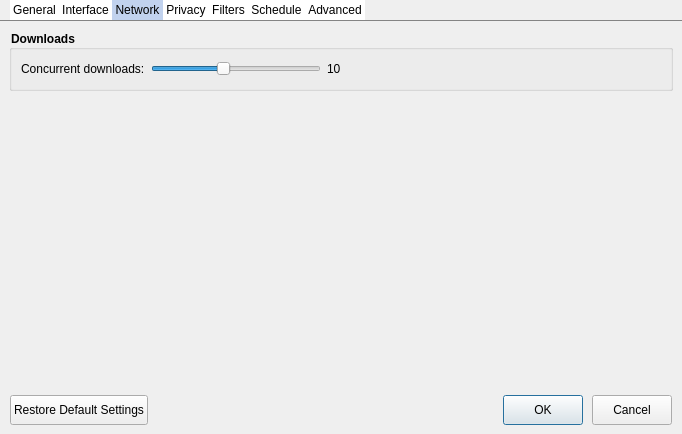
Qt form src/dialogs/preferencedialog.ui (setvisible/ArrowDL) before a commit.
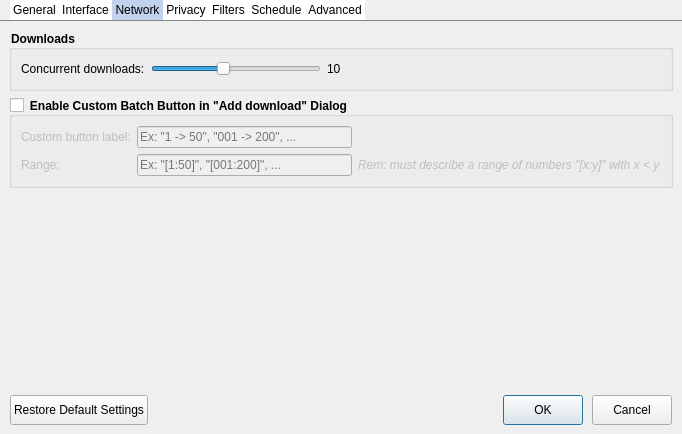
The same form after that commit. The open tabs and pages were chosen to show the change. Icons and pictures are not drawn. Custom widgets are drawn as their Qt base class.

Commit message: [Settings] Implement Custom Batch

```diff
--- a/src/dialogs/preferencedialog.ui
+++ b/src/dialogs/preferencedialog.ui
@@ -293,6 +293,61 @@
          </layout>
         </widget>
        </item>
+       <item>
+        <widget class="QGroupBox" name="customBatchGroupBox">
+         <property name="title">
+          <string>Enable Custom Batch Button in &quot;Add download&quot; Dialog</string>
+         </property>
+         <property name="checkable">
+          <bool>true</bool>
+         </property>
+         <property name="checked">
+          <bool>false</bool>
+         </property>
+         <layout class="QGridLayout" name="gridLayout_3" columnstretch="0,0,0">
+          <item row="0" column="1">
+           <widget class="QLineEdit" name="customBatchButtonLabelLineEdit">
+            <property name="placeholderText">
+             <string>Ex: &quot;1 -&gt; 50&quot;, &quot;001 -&gt; 200&quot;, ...</string>
+            </property>
+           </widget>
+          </item>
+          <item row="0" column="0">
+           <widget class="QLabel" name="label_6">
+            <property name="text">
+             <string>Custom button label:</string>
+            </property>
+           </widget>
+          </item>
+          <item row="1" column="1">
+           <widget class="QLineEdit" name="customBatchRangeLineEdit">
+            <property name="placeholderText">
+             <string>Ex: &quot;[1:50]&quot;, &quot;[001:200]&quot;, ...</string>
+            </property>
+           </widget>
+          </item>
+          <item row="1" column="0">
+           <widget class="QLabel" name="label_7">
+            <property name="text">
+             <string>Range:</string>
+            </property>
+           </widget>
+          </item>
+          <item row="1" column="2">
+           <widget class="QLabel" name="label_8">
+            <property name="font">
+             <font>
+              <italic>true</italic>
+             </font>
+            </property>
+            <property name="text">
+             <string>Rem: must describe a range of numbers &quot;[x:y]&quot; with x &lt; y</string>
+            </property>
+           </widget>
+          </item>
+         </layout>
+        </widget>
+       </item>
        <item>
         <spacer name="verticalSpacer_4">
          <property name="orientation">
```
The commit also changes 7 other files.
